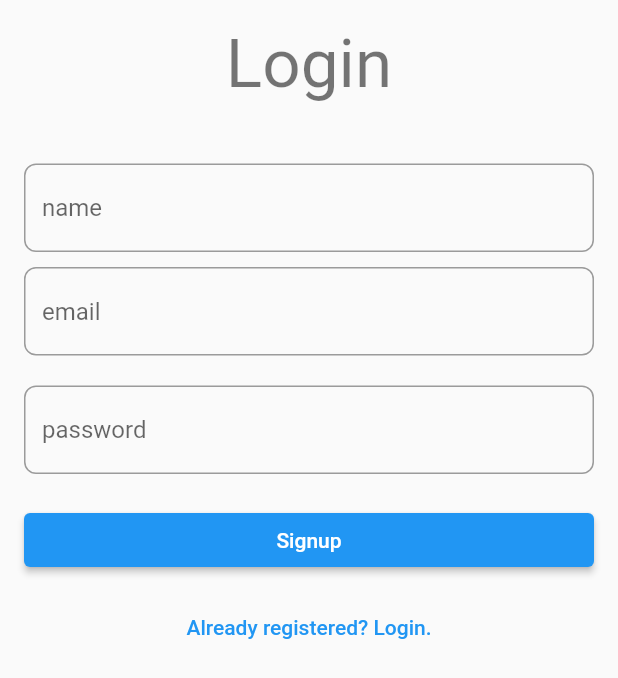
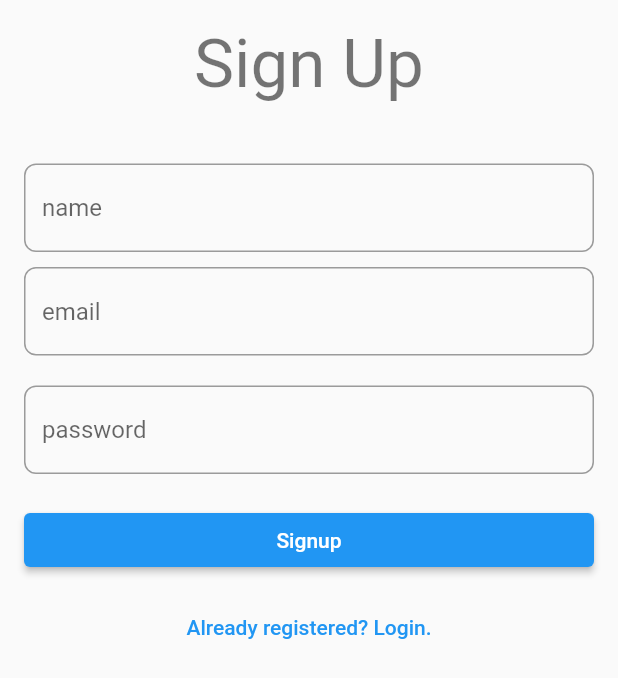
Before and after one commit to appwrite/demo-watertracker-with-flutter, a Flutter app: the SignupPage screen opened directly, on a phone screen of 412 x 824 dp. Shown: the top 678 px of the screen. Run offline on Flutter 3.47's test engine with Material 2 defaults, Android fonts, the phone set to English and light mode, and no system bars; our stand-ins replace appwrite, carousel_slider, font_awesome_flutter, liquid_progress_indicator_ns; network calls fail.

Commit message:
fix text

```diff
--- a/lib/pages/signup.dart
+++ b/lib/pages/signup.dart
@@ -1,7 +1,6 @@
 import 'package:appwrite/appwrite.dart';
 import 'package:flappwrite_water_tracker/data/service/api_service.dart';
 import 'package:flutter/material.dart';
-import './signup.dart';
 
 class SignupPage extends StatefulWidget {
   @override
@@ -29,7 +28,7 @@ class _SignupPageState extends State<SignupPage> {
           padding: const EdgeInsets.all(16.0),
           children: <Widget>[
             Text(
-              "Login",
+              "Sign Up",
               textAlign: TextAlign.center,
               style: Theme.of(context).textTheme.headline3,
             ),
```
